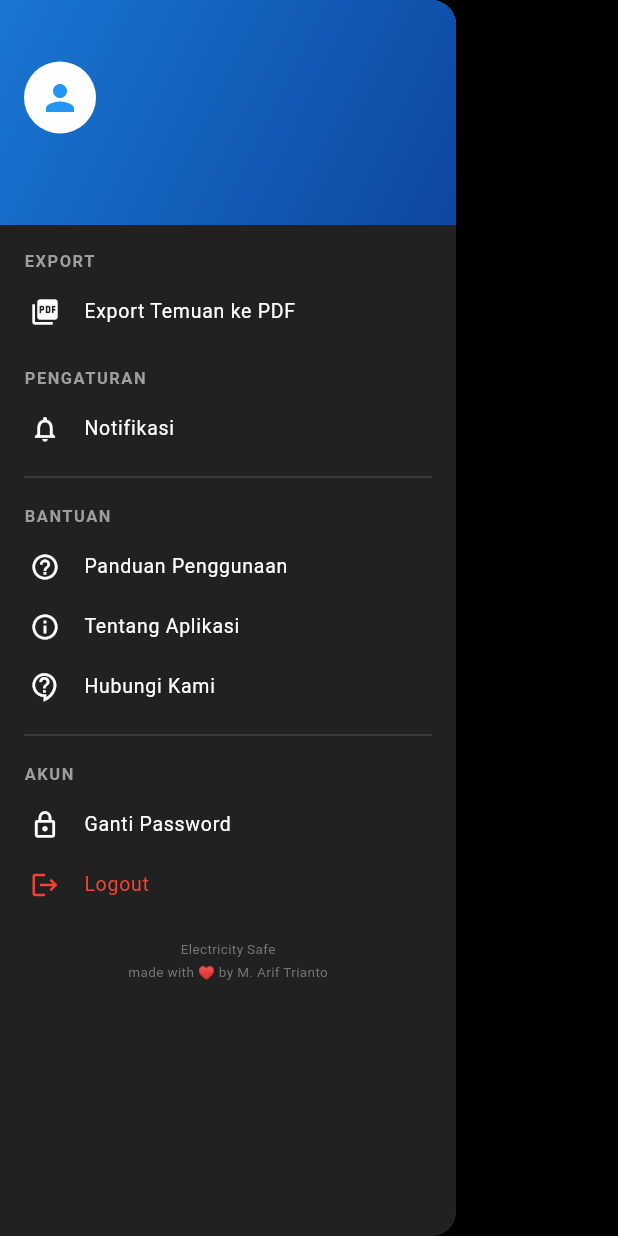
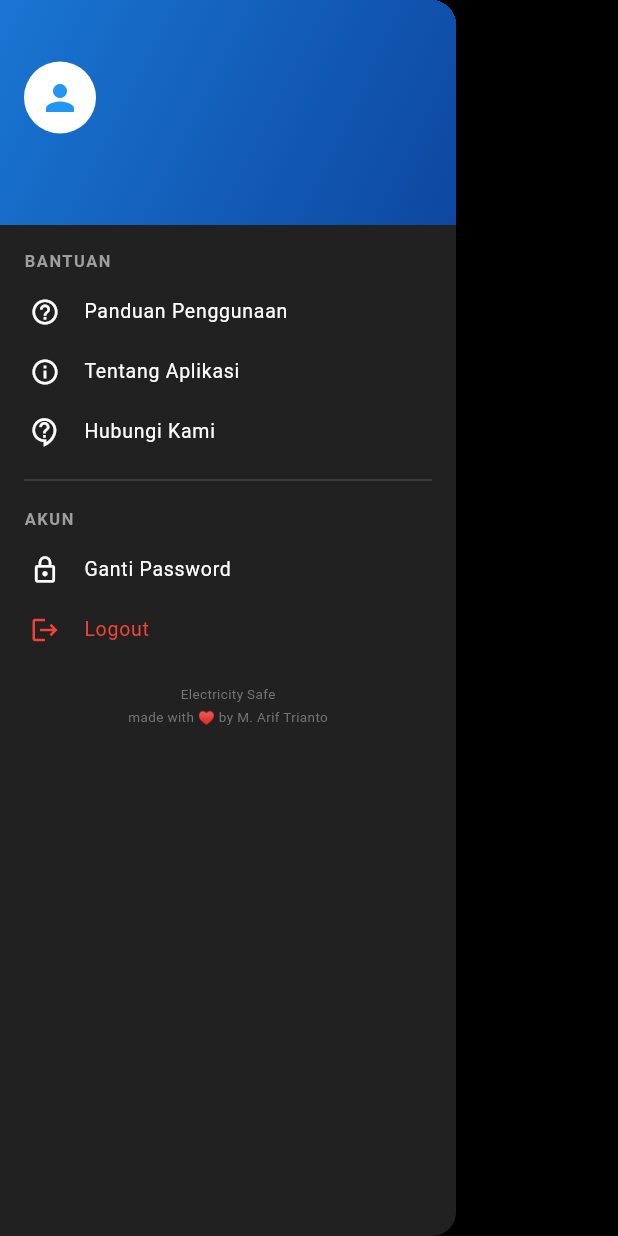
Before and after one commit to aarif29/elsafe, a Flutter app: the DashboardDrawer widget shown alone on an empty page, opened directly with empty values, on a phone screen of 412 x 824 dp. Run offline on Flutter 3.47's test engine with Material 3 defaults, Android fonts, the phone set to English and light mode, and no system bars; our stand-ins replace file_picker, flutter_map, geocoding, geolocator, latlong2, logger and 5 more; accounts and stored records are empty.

Commit message:
refactor: hapus menu Export & Notifikasi dari drawer (duplikasi navbar)
- Hapus DrawerItem Export Temuan ke PDF dan section PENGATURAN+Notifikasi
  karena keduanya sudah tersedia di navbar dan DaftarTemuanScreen
- Hapus parameter onOpenExport & onOpenNotifications dari DashboardDrawer
- Hapus import notification_service yang tidak lagi dipakai di drawer
- Fix: hilangkan onBack pada ExportTemuanScreen di main_shell (param sudah dihapus sebelumnya)

Co-Authored-By: Claude Sonnet 4.6 <noreply@anthropic.com>

```diff
--- a/lib/Screen/main_shell.dart
+++ b/lib/Screen/main_shell.dart
@@ -168,9 +168,7 @@ class _MainShellState extends State<MainShell> {
                 userName: userName,
                 userEmail: userEmail,
                 onLogout: _handleLogout,
-                onOpenNotifications: openNotifications,
                 onOpenPanduan: openPanduan,
-                onOpenExport: openExport,
               )
               : null,
       body: IndexedStack(
@@ -185,7 +183,7 @@ class _MainShellState extends State<MainShell> {
           NotificationsScreen(onBack: backToDashboard),
           const Profile(),
           PanduanPenggunaanScreen(onBack: closePanduan),
-          ExportTemuanScreen(onBack: closeExport),
+          const ExportTemuanScreen(),
         ],
       ),
       floatingActionButton:
--- a/lib/widgets/dashboard/dashboard_drawer.dart
+++ b/lib/widgets/dashboard/dashboard_drawer.dart
@@ -1,23 +1,18 @@
 import 'package:flutter/material.dart';
 import '../../config/app_theme.dart';
-import '../../config/notification_service.dart';
 
 class DashboardDrawer extends StatelessWidget {
   final String userName;
   final String userEmail;
   final VoidCallback onLogout;
-  final VoidCallback onOpenNotifications;
   final VoidCallback onOpenPanduan;
-  final VoidCallback onOpenExport;
 
   const DashboardDrawer({
     super.key,
     required this.userName,
     required this.userEmail,
     required this.onLogout,
-    required this.onOpenNotifications,
     required this.onOpenPanduan,
-    required this.onOpenExport,
   });
 
   @override
@@ -71,68 +66,9 @@ class DashboardDrawer extends StatelessWidget {
             ),
           ),
 
-          // EXPORT
+          // BANTUAN
           Padding(
             padding: const EdgeInsets.fromLTRB(16, 16, 16, 6),
-            child: Text(
-              'EXPORT',
-              style: TextStyle(
-                color: context.textHint,
-                fontSize: 11,
-                fontWeight: FontWeight.bold,
-                letterSpacing: 1,
-              ),
-            ),
-          ),
-          _DrawerItem(
-            icon: Icons.picture_as_pdf,
-            title: 'Export Temuan ke PDF',
-            onTap: () {
-              Navigator.pop(context);
-              WidgetsBinding.instance.addPostFrameCallback((_) {
-                onOpenExport();
-              });
-            },
-          ),
-
-          // PENGATURAN
-          Padding(
-            padding: const EdgeInsets.fromLTRB(16, 16, 16, 6),
-            child: Text(
-              'PENGATURAN',
-              style: TextStyle(
-                color: context.textHint,
-                fontSize: 11,
-                fontWeight: FontWeight.bold,
-                letterSpacing: 1,
-              ),
-            ),
-          ),
-          ValueListenableBuilder<int>(
-            valueListenable: NotificationService.instance.unreadCount,
-            builder:
-                (context, count, _) => _DrawerItem(
-                  icon: Icons.notifications_outlined,
-                  title: count > 0 ? 'Notifikasi ($count)' : 'Notifikasi',
-                  onTap: () {
-                    Navigator.pop(context);
-                    WidgetsBinding.instance.addPostFrameCallback((_) {
-                      onOpenNotifications();
-                    });
-                  },
-                ),
-          ),
-
-          Divider(
-            color: context.borderColor,
-            height: 24,
-            indent: 16,
-            endIndent: 16,
-          ),
-
-          // BANTUAN
-          Padding(
-            padding: const EdgeInsets.fromLTRB(16, 6, 16, 6),
             child: Text(
               'BANTUAN',
               style: TextStyle(
```
Also changed, not shown: lib/Screen/export_temuan.dart (+10 -17 lines).
